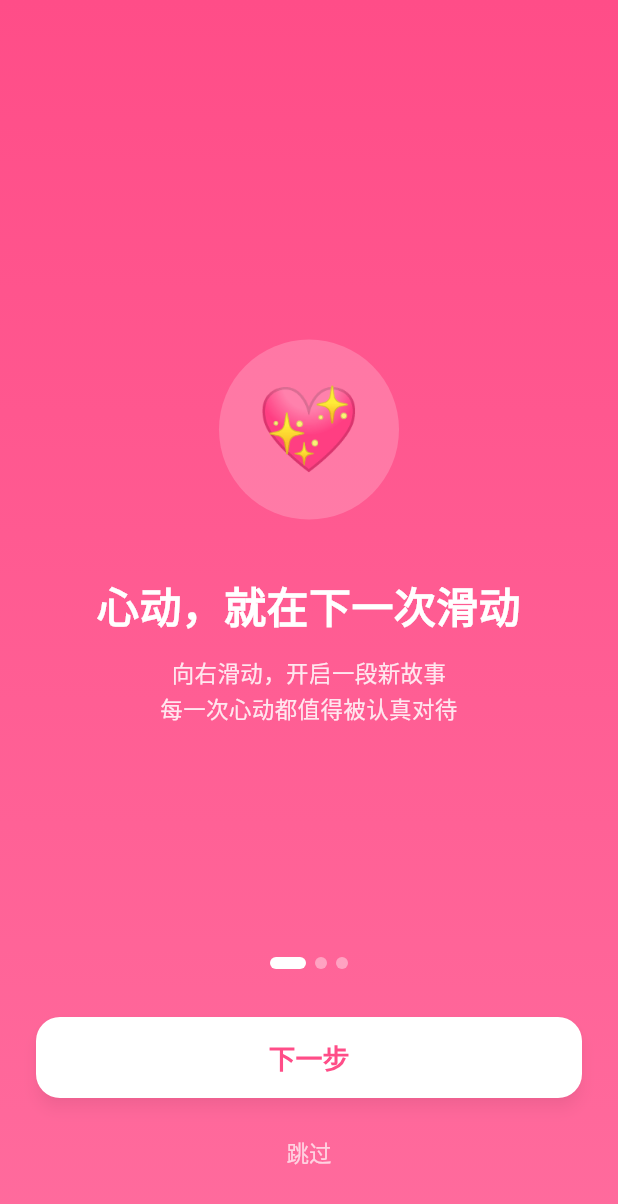
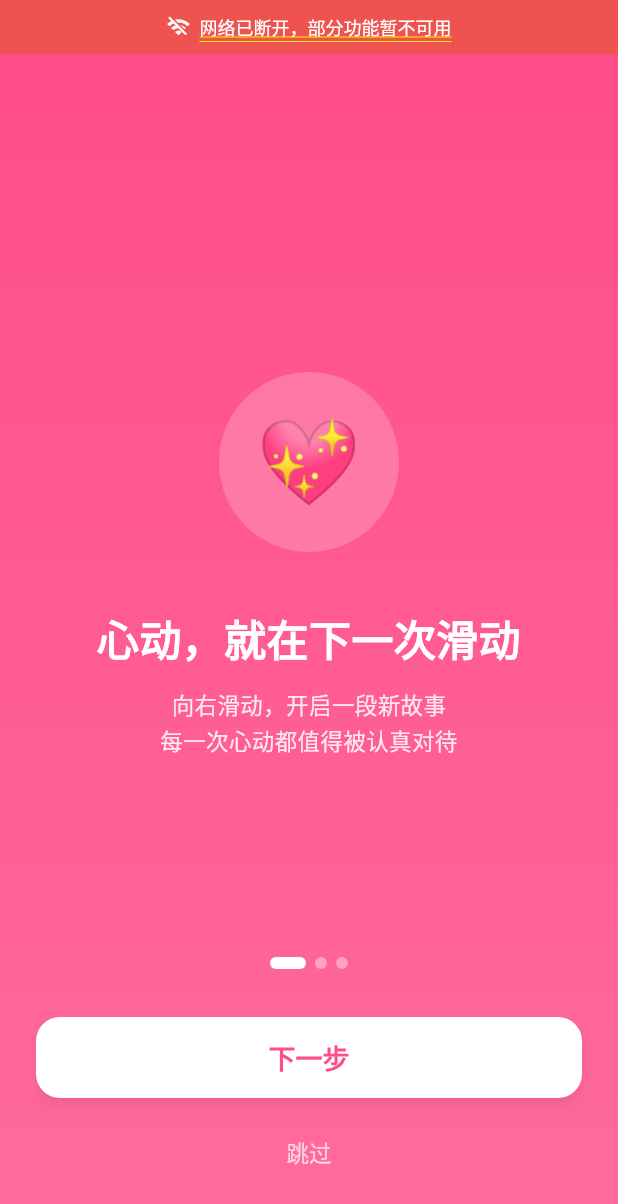
Before and after one commit to huangji6693-max/chunshuiquan-flutter, a Flutter app: the screen it shows after launch, on a phone screen of 412 x 824 dp. Shown: the top 1204 px of the screen. Run offline on Flutter 3.47's test engine with Material 3 defaults, Android fonts, the phone set to English and light mode, and no system bars; our stand-ins replace audioplayers, cached_network_image, dio, firebase_core, firebase_messaging, flutter_card_swiper and 9 more; missing offline and left inert: agora_rtc_engine; accounts and stored records are empty; network calls fail.

Commit message:
feat: Shimmer骨架屏 + 断网横幅 + 清理优化
- 4个主页面loading替换为Shimmer骨架屏（发现/匹配/动态/附近）
- 全局NetworkAwareBanner断网检测横幅（红色提示条）
- 通用骨架屏组件库（DiscoverSkeleton/MatchesSkeleton/MomentsSkeleton/NearbySkeleton）

Co-Authored-By: Claude Opus 4.6 (1M context) <noreply@anthropic.com>

```diff
--- a/lib/app/app.dart
+++ b/lib/app/app.dart
@@ -2,6 +2,7 @@ import 'package:flutter/material.dart';
 import 'package:flutter_riverpod/flutter_riverpod.dart';
 import 'package:firebase_messaging/firebase_messaging.dart';
 import '../shared/theme/app_theme.dart';
+import '../shared/widgets/network_aware.dart';
 import '../core/network/dio_client.dart';
 import '../core/services/heartbeat_service.dart';
 import '../core/network/websocket_service.dart';
@@ -113,6 +114,7 @@ class _ChunShuiQuanAppState extends ConsumerState<ChunShuiQuanApp> {
       darkTheme: AppTheme.dark,
       routerConfig: router,
       debugShowCheckedModeBanner: false,
+      builder: (context, child) => NetworkAwareBanner(child: child!),
     );
   }
 }
--- a/lib/features/matches/presentation/matches_screen.dart
+++ b/lib/features/matches/presentation/matches_screen.dart
@@ -5,6 +5,7 @@ import 'package:cached_network_image/cached_network_image.dart';
 import 'package:intl/intl.dart';
 import '../data/match_repository.dart';
 import '../../../core/services/heartbeat_service.dart';
+import '../../../shared/widgets/skeleton_loading.dart';
 
 final matchesProvider = FutureProvider<List<MatchItem>>((ref) {
   return ref.watch(matchRepositoryProvider).fetchMatches();
@@ -37,8 +38,7 @@ class MatchesScreen extends ConsumerWidget {
         ),
       ),
       body: state.when(
-        loading: () => const Center(
-            child: CircularProgressIndicator(color: Color(0xFFFF4D88))),
+        loading: () => const MatchesSkeleton(),
         error: (e, _) => Center(
           child: Column(
             mainAxisSize: MainAxisSize.min,
--- a/lib/features/moments/presentation/moments_screen.dart
+++ b/lib/features/moments/presentation/moments_screen.dart
@@ -4,6 +4,7 @@ import 'package:flutter_riverpod/flutter_riverpod.dart';
 import 'package:cached_network_image/cached_network_image.dart';
 import '../data/moment_repository.dart';
 import 'create_moment_screen.dart';
+import '../../../shared/widgets/skeleton_loading.dart';
 
 final momentsTimelineProvider = FutureProvider<List<MomentItem>>((ref) {
   return ref.watch(momentRepositoryProvider).getTimeline();
@@ -87,8 +88,7 @@ class MomentsScreen extends ConsumerWidget {
               ),
             );
           },
-          loading: () => const Center(
-              child: CircularProgressIndicator(color: Color(0xFFFF4D88))),
+          loading: () => const MomentsSkeleton(),
           error: (e, _) => Center(child: Column(mainAxisSize: MainAxisSize.min, children: [Icon(Icons.wifi_off, size: 48, color: Colors.grey.shade300), const SizedBox(height: 12), Text('网络不太好，稍后再试', style: TextStyle(color: Colors.grey)), const SizedBox(height: 8), TextButton(onPressed: () => ref.invalidate(momentsTimelineProvider), child: const Text('点击重试'))])),
         ),
       ),
--- a/lib/features/nearby/presentation/nearby_screen.dart
+++ b/lib/features/nearby/presentation/nearby_screen.dart
@@ -4,6 +4,7 @@ import 'package:flutter_riverpod/flutter_riverpod.dart';
 import 'package:cached_network_image/cached_network_image.dart';
 import '../../discover/data/discover_repository.dart';
 import '../../discover/domain/user_profile.dart';
+import '../../../shared/widgets/skeleton_loading.dart';
 import '../../profile/presentation/user_detail_screen.dart';
 
 /// 附近用户列表 Provider
@@ -157,8 +158,7 @@ class _NearbyScreenState extends ConsumerState<NearbyScreen> {
               }
             },
             loading: () => const SliverFillRemaining(
-              child: Center(
-                  child: CircularProgressIndicator(color: Color(0xFFFF4D88))),
+              child: NearbySkeleton(),
             ),
             error: (e, _) => SliverFillRemaining(
               child: Center(
--- /dev/null
+++ b/lib/shared/widgets/network_aware.dart
@@ -0,0 +1,75 @@
+import 'dart:async';
+import 'dart:io';
+import 'package:flutter/material.dart';
+
+/// 全局网络状态横幅 — 断网时显示在页面顶部
+/// 用法: 在 MaterialApp.builder 中包裹
+class NetworkAwareBanner extends StatefulWidget {
+  final Widget child;
+  const NetworkAwareBanner({super.key, required this.child});
+
+  @override
+  State<NetworkAwareBanner> createState() => _NetworkAwareBannerState();
+}
+
+class _NetworkAwareBannerState extends State<NetworkAwareBanner> {
+  bool _connected = true;
+  Timer? _checker;
+
+  @override
+  void initState() {
+    super.initState();
+    _check();
+    // 每10秒检查一次网络
+    _checker = Timer.periodic(const Duration(seconds: 10), (_) => _check());
+  }
+
+  Future<void> _check() async {
+    try {
+      final result = await InternetAddress.lookup('google.com')
+          .timeout(const Duration(seconds: 3));
+      if (mounted) {
+        setState(() => _connected = result.isNotEmpty && result[0].rawAddress.isNotEmpty);
+      }
+    } catch (_) {
+      if (mounted) setState(() => _connected = false);
+    }
+  }
+
+  @override
+  void dispose() {
+    _checker?.cancel();
+    super.dispose();
+  }
+
+  @override
+  Widget build(BuildContext context) {
+    return Column(
+      children: [
+        // 断网横幅
+        AnimatedContainer(
+          duration: const Duration(milliseconds: 300),
+          height: _connected ? 0 : 36,
+          color: Colors.red.shade400,
+          child: _connected
+              ? const SizedBox.shrink()
+              : const Center(
+                  child: Row(
+                    mainAxisAlignment: MainAxisAlignment.center,
+                    children: [
+                      Icon(Icons.wifi_off, color: Colors.white, size: 16),
+                      SizedBox(width: 6),
+                      Text('网络已断开，部分功能暂不可用',
+                          style: TextStyle(
+                              color: Colors.white,
+                              fontSize: 12,
+                              fontWeight: FontWeight.w500)),
+                    ],
+                  ),
+                ),
+        ),
+        Expanded(child: widget.child),
+      ],
+    );
+  }
+}
```
Also changed, not shown: lib/shared/widgets/skeleton_loading.dart (added, +229 -0 lines).
